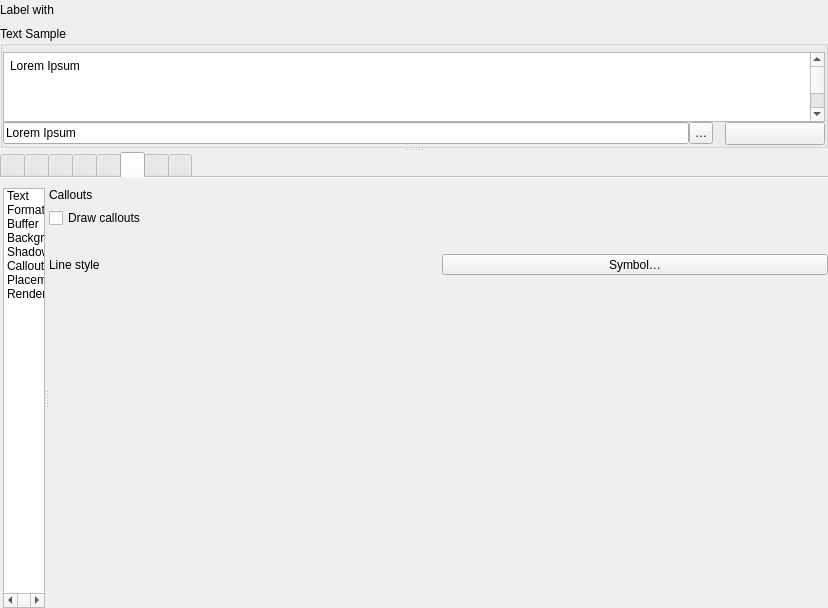
Qt form src/ui/qgstextformatwidgetbase.ui (carsmie/QGIS) before a commit.
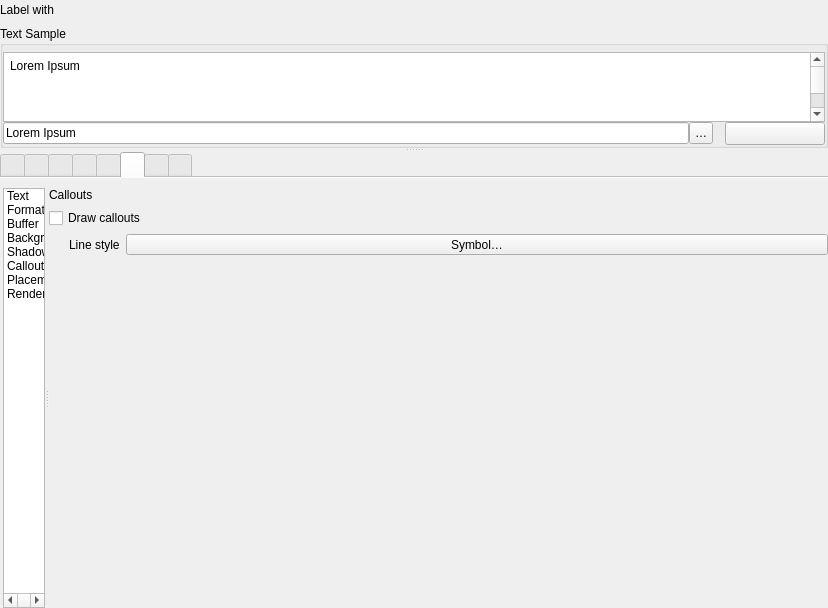
The same form after that commit. Icons and pictures are not drawn. Custom widgets are drawn as their Qt base class.

Diff of the .ui file:
```diff
--- a/src/ui/qgstextformatwidgetbase.ui
+++ b/src/ui/qgstextformatwidgetbase.ui
@@ -3637,8 +3637,8 @@
                       <rect>
                        <x>0</x>
                        <y>0</y>
-                       <width>782</width>
-                       <height>387</height>
+                       <width>776</width>
+                       <height>435</height>
                       </rect>
                      </property>
                      <layout class="QGridLayout" name="gridLayout_46">
@@ -3708,10 +3708,13 @@
                          </spacer>
                         </item>
                         <item row="2" column="0" colspan="2">
-                         <layout class="QGridLayout" name="gridLayout_45">
-                          <property name="topMargin">
+                         <layout class="QGridLayout" name="gridLayout_45" columnstretch="0,1">
+                          <property name="leftMargin">
                            <number>20</number>
                           </property>
+                          <property name="topMargin">
+                           <number>0</number>
+                          </property>
                           <item row="0" column="1">
                            <widget class="QgsSymbolButton" name="mCalloutLineStyleButton">
                             <property name="sizePolicy">
```
Left out of the diff: 90 changed lines with no effect on the pictures.
